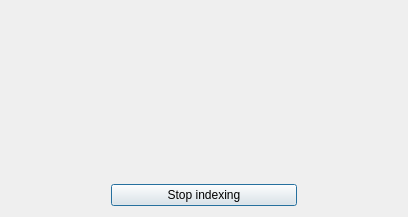
Old version of the form progressdialog.ui in the repository mikeTerentev/megaFinder.
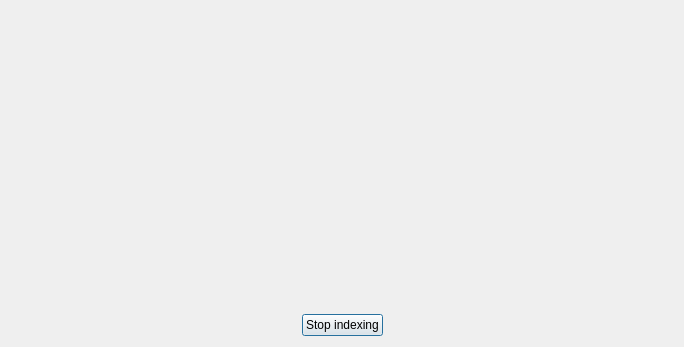
New version of the form.

Diff of the .ui file:
```diff
--- a/progressdialog.ui
+++ b/progressdialog.ui
@@ -6,85 +6,73 @@
    <rect>
     <x>0</x>
     <y>0</y>
-    <width>408</width>
-    <height>217</height>
+    <width>684</width>
+    <height>347</height>
    </rect>
   </property>
+  <property name="sizePolicy">
+   <sizepolicy hsizetype="Maximum" vsizetype="Maximum">
+    <horstretch>0</horstretch>
+    <verstretch>0</verstretch>
+   </sizepolicy>
+  </property>
+  <property name="maximumSize">
+   <size>
+    <width>700</width>
+    <height>100000</height>
+   </size>
+  </property>
   <property name="windowTitle">
    <string>Dialog</string>
   </property>
   <layout class="QGridLayout" name="gridLayout">
-   <item row="1" column="1">
+   <item row="0" column="0">
+    <layout class="QHBoxLayout" name="horizontalLayout">
+     <item>
     <widget class="QLabel" name="label">
      <property name="text">
       <string/>
      </property>
     </widget>
    </item>
-   <item row="5" column="0">
-    <spacer name="horizontalSpacer">
-     <property name="orientation">
-      <enum>Qt::Horizontal</enum>
-     </property>
-     <property name="sizeType">
-      <enum>QSizePolicy::Preferred</enum>
-     </property>
-     <property name="sizeHint" stdset="0">
-      <size>
-       <width>100</width>
-       <height>20</height>
-      </size>
-     </property>
-    </spacer>
+    </layout>
    </item>
-   <item row="0" column="1">
-    <spacer name="verticalSpacer">
+   <item row="1" column="0">
+    <layout class="QHBoxLayout" name="horizontalLayout_2">
+     <item>
+      <spacer name="horizontalSpacer_3">
      <property name="orientation">
-      <enum>Qt::Vertical</enum>
-     </property>
-     <property name="sizeHint" stdset="0">
-      <size>
-       <width>20</width>
-       <height>40</height>
-      </size>
-     </property>
-    </spacer>
-   </item>
-   <item row="5" column="2">
-    <spacer name="horizontalSpacer_2">
-     <property name="orientation">
       <enum>Qt::Horizontal</enum>
      </property>
-     <property name="sizeType">
-      <enum>QSizePolicy::Preferred</enum>
-     </property>
      <property name="sizeHint" stdset="0">
       <size>
-       <width>100</width>
+         <width>40</width>
        <height>20</height>
       </size>
      </property>
     </spacer>
    </item>
-   <item row="5" column="1">
+     <item>
     <widget class="QPushButton" name="stopSearchButton">
      <property name="text">
       <string>Stop indexing</string>
      </property>
     </widget>
    </item>
-   <item row="3" column="1">
-    <spacer name="verticalSpacer_2">
+     <item>
+      <spacer name="horizontalSpacer_4">
      <property name="orientation">
-      <enum>Qt::Vertical</enum>
+        <enum>Qt::Horizontal</enum>
      </property>
      <property name="sizeHint" stdset="0">
       <size>
-       <width>20</width>
-       <height>40</height>
+         <width>40</width>
+         <height>20</height>
       </size>
      </property>
     </spacer>
+     </item>
+    </layout>
    </item>
   </layout>
  </widget>
```
Lines whose indentation alone changed are shown as unchanged.
